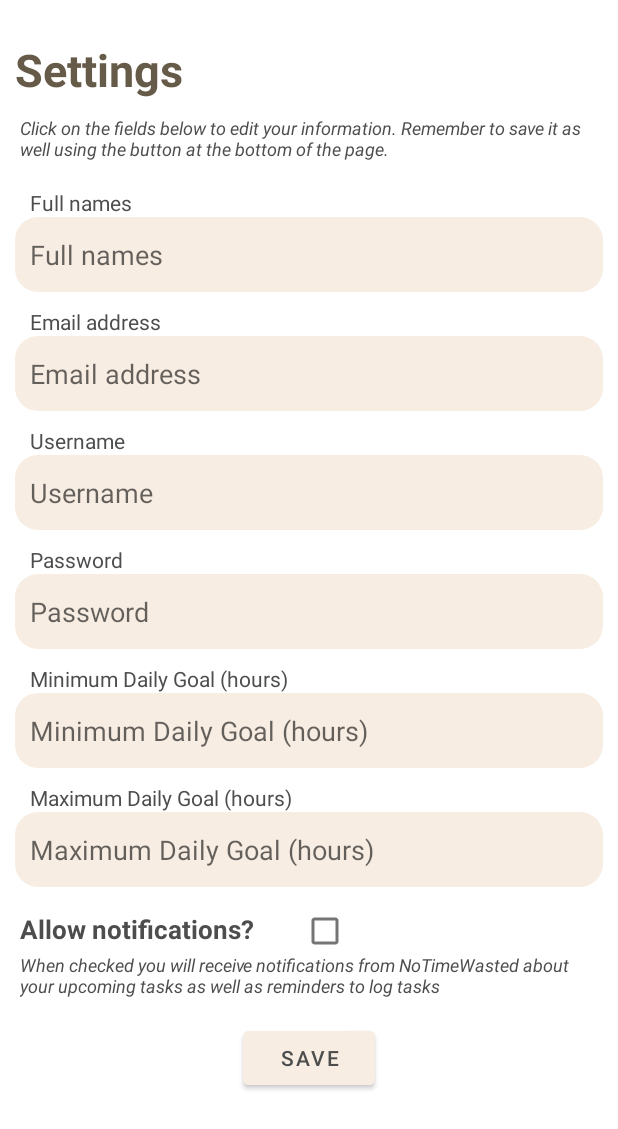
After one commit to RummanaOI/OPSCPOE, an Android app: the layout activity_settings.xml on its own in the app's theme, with its tools: preview values and no code run, on a phone screen of 412 x 824 dp. The commit adds this screen. Shown: the top 1129 px of the screen. Run offline under Robolectric (Android 15) with nearby library versions, the phone set to English and light mode, and no system bars.

Commit message:
Adding Settings
the settings activity

```diff
--- a/app/src/main/AndroidManifest.xml
+++ b/app/src/main/AndroidManifest.xml
@@ -11,6 +11,9 @@
         android:supportsRtl="true"
         android:theme="@style/Theme.OPSCPOE3"
         tools:targetApi="31">
+        <activity
+            android:name=".settings"
+            android:exported="false" />
         <activity
             android:name=".CreateTaskActivity"
             android:exported="false" />
--- /dev/null
+++ b/app/src/main/java/com/example/opscpoe3/SettingsActivity.kt
@@ -0,0 +1,29 @@
+package com.example.opscpoe3
+
+import androidx.appcompat.app.AppCompatActivity
+import android.os.Bundle
+import android.widget.EditText
+
+class settings : AppCompatActivity() {
+
+    private lateinit var edtFullName: EditText
+    private lateinit var edtEmail: EditText
+    private lateinit var edtUsername: EditText
+    private lateinit var edtPassword: EditText
+    private lateinit var edtMinGoal: EditText
+    private lateinit var edtMaxGoal: EditText
+
+    override fun onCreate(savedInstanceState: Bundle?) {
+        super.onCreate(savedInstanceState)
+        setContentView(R.layout.activity_settings)
+
+        // Initialize views
+        edtFullName = findViewById(R.id.edtSettingsFullNames)
+        edtEmail = findViewById(R.id.edtSettingsEmail)
+        edtUsername = findViewById(R.id.edtSettingsUsername)
+        edtPassword = findViewById(R.id.edtSettingsPassword)
+        edtMinGoal = findViewById(R.id.edtSettingsMinGoal)
+        edtMaxGoal = findViewById(R.id.edtSettingsMaxGoal)
+
+    }
+}
--- /dev/null
+++ b/app/src/main/res/layout/activity_settings.xml
@@ -0,0 +1,237 @@
+<?xml version="1.0" encoding="utf-8"?>
+<!-- activity_signup.xml -->
+<!-- activity_signup.xml -->
+
+<RelativeLayout xmlns:android="http://schemas.android.com/apk/res/android"
+    xmlns:tools="http://schemas.android.com/tools"
+    android:layout_width="match_parent"
+    android:layout_height="match_parent"
+    tools:context=".SignUpActivity">
+
+    <TextView
+        android:id="@+id/txtSettingsHeading"
+        android:layout_width="match_parent"
+        android:layout_height="wrap_content"
+        android:layout_centerHorizontal="true"
+        android:layout_marginTop="16dp"
+        android:text="@string/settings_heading"
+        android:textColor="@color/dark_brown"
+        android:textSize="30sp"
+        android:padding="10dp"
+        android:textStyle="bold" />
+
+    <TextView
+        android:id="@+id/txtSettingsExplained"
+        android:layout_width="wrap_content"
+        android:layout_height="wrap_content"
+        android:layout_below="@id/txtSettingsHeading"
+        android:layout_centerHorizontal="true"
+        android:layout_marginBottom="8dp"
+        android:layout_marginHorizontal="13dp"
+        android:text="@string/settings_explained"
+        android:textColor="@color/dark_brown_text"
+        android:textSize="12sp"
+        android:textStyle="italic" />
+
+    <TextView
+        android:id="@+id/txtLabelFullNames"
+        android:layout_width="wrap_content"
+        android:layout_height="wrap_content"
+        android:layout_below="@id/txtSettingsExplained"
+        android:layout_marginStart="20dp"
+        android:layout_marginEnd="10dp"
+        android:layout_marginTop="10dp"
+        android:text="@string/full_names"
+        android:textSize="14sp"
+        android:textColor="@color/dark_brown_text" />
+
+    <EditText
+        android:id="@+id/edtSettingsFullNames"
+        android:layout_width="match_parent"
+        android:layout_height="50dp"
+        android:layout_below="@id/txtLabelFullNames"
+        android:layout_marginStart="10dp"
+        android:layout_marginEnd="10dp"
+        android:hint="@string/full_names"
+        android:inputType="textPersonName|text"
+        android:padding="10dp"
+        android:background="@drawable/rounded_shape"
+        android:backgroundTint="@color/light_brown"
+        android:textColor="@color/dark_brown_text"
+        android:autofillHints="name" />
+
+    <TextView
+        android:id="@+id/txtLabelEmail"
+        android:layout_width="wrap_content"
+        android:layout_height="wrap_content"
+        android:layout_below="@id/edtSettingsFullNames"
+        android:layout_marginStart="20dp"
+        android:layout_marginTop="10dp"
+        android:text="@string/email_address"
+        android:textSize="14sp"
+        android:textColor="@color/dark_brown_text"/>
+
+    <EditText
+        android:id="@+id/edtSettingsEmail"
+        android:layout_width="match_parent"
+        android:layout_height="50dp"
+        android:layout_below="@id/txtLabelEmail"
+        android:layout_marginStart="10dp"
+        android:layout_marginEnd="10dp"
+        android:background="@drawable/rounded_shape"
+        android:backgroundTint="@color/light_brown"
+        android:hint="@string/email_address"
+        android:inputType="textEmailAddress"
+        android:padding="10dp"
+        android:textColor="@color/dark_brown_text"
+        android:autofillHints="emailAddress" />
+
+    <TextView
+        android:id="@+id/txtLabelUsername"
+        android:layout_width="wrap_content"
+        android:layout_height="wrap_content"
+        android:layout_below="@id/edtSettingsEmail"
+        android:layout_marginStart="20dp"
+        android:layout_marginTop="10dp"
+        android:text="@string/username"
+        android:textSize="14sp"
+        android:textColor="@color/dark_brown_text" />
+
+    <EditText
+        android:id="@+id/edtSettingsUsername"
+        android:layout_width="match_parent"
+        android:layout_height="50dp"
+        android:layout_below="@id/txtLabelUsername"
+        android:layout_marginStart="10dp"
+        android:layout_marginEnd="10dp"
+        android:background="@drawable/rounded_shape"
+        android:backgroundTint="@color/light_brown"
+        android:hint="@string/username"
+        android:inputType="text"
+        android:padding="10dp"
+        android:textColor="@color/dark_brown_text"
+        android:autofillHints="username" />
+
+    <TextView
+        android:id="@+id/txtLabelPassword"
+        android:layout_width="wrap_content"
+        android:layout_height="wrap_content"
+        android:layout_below="@id/edtSettingsUsername"
+        android:layout_marginStart="20dp"
+        android:layout_marginTop="10dp"
+        android:text="@string/password"
+        android:textSize="14sp"
+        android:textColor="@color/dark_brown_text" />
+
+    <EditText
+        android:id="@+id/edtSettingsPassword"
+        android:layout_width="match_parent"
+        android:layout_height="50dp"
+        android:layout_below="@id/txtLabelPassword"
+        android:layout_marginStart="10dp"
+        android:layout_marginEnd="10dp"
+        android:background="@drawable/rounded_shape"
+        android:backgroundTint="@color/light_brown"
+        android:hint="@string/password"
+        android:inputType="textPassword"
+        android:padding="10dp"
+        android:textColor="@color/dark_brown_text"
+        android:autofillHints="password" />
+
+    <TextView
+        android:id="@+id/txtLabelMinGoal"
+        android:layout_width="wrap_content"
+        android:layout_height="wrap_content"
+        android:layout_below="@id/edtSettingsPassword"
+        android:layout_marginStart="20dp"
+        android:layout_marginTop="10dp"
+        android:text="@string/hint_min_goal"
+        android:textSize="14sp"
+        android:textColor="@color/dark_brown_text"/>
+
+    <EditText
+        android:id="@+id/edtSettingsMinGoal"
+        android:layout_width="match_parent"
+        android:layout_height="50dp"
+        android:layout_below="@id/txtLabelMinGoal"
+        android:layout_marginStart="10dp"
+        android:layout_marginEnd="10dp"
+        android:background="@drawable/rounded_shape"
+        android:backgroundTint="@color/light_brown"
+        android:hint="@string/hint_min_goal"
+        android:inputType="number"
+        android:padding="10dp"
+        android:textColor="@color/dark_brown_text" />
+
+    <TextView
+        android:id="@+id/txtLabelMaxGoal"
+        android:layout_width="wrap_content"
+        android:layout_height="wrap_content"
+        android:layout_below="@id/edtSettingsMinGoal"
+        android:layout_marginStart="20dp"
+        android:layout_marginTop="10dp"
+        android:text="@string/hint_max_goal"
+        android:textSize="14sp"
+        android:textColor="@color/dark_brown_text" />
+
+    <EditText
+        android:id="@+id/edtSettingsMaxGoal"
+        android:layout_width="match_parent"
+        android:layout_height="50dp"
+        android:layout_below="@id/txtLabelMaxGoal"
+        android:layout_marginStart="10dp"
+        android:layout_marginEnd="10dp"
+        android:background="@drawable/rounded_shape"
+        android:backgroundTint="@color/light_brown"
+        android:hint="@string/hint_max_goal"
+        android:inputType="number"
+        android:padding="10dp"
+        android:textColor="@color/dark_brown_text" />
+
+    <TextView
+        android:id="@+id/txtSettingsNotifications"
+        android:layout_width="wrap_content"
+        android:layout_height="wrap_content"
+        android:layout_below="@id/edtSettingsMaxGoal"
+        android:layout_marginTop="16dp"
+        android:text="@string/settings_notifications"
+        android:textColor="@color/dark_brown_text"
+        android:textSize="17sp"
+        android:layout_marginHorizontal="13dp"
+        android:textStyle="bold" />
+
+    <CheckBox
+        android:id="@+id/chkSettingsNotifications"
+        android:layout_width="wrap_content"
+        android:layout_height="wrap_content"
+        android:layout_toEndOf="@id/txtSettingsNotifications"
+        android:layout_alignBaseline="@id/txtSettingsNotifications"
+        android:layout_marginStart="10dp" />
+
+    <TextView
+        android:id="@+id/txtSettingsNotificationsExplained"
+        android:layout_width="wrap_content"
+        android:layout_height="wrap_content"
+        android:layout_below="@id/txtSettingsNotifications"
+        android:layout_centerHorizontal="true"
+        android:layout_marginTop="3dp"
+        android:layout_marginBottom="8dp"
+        android:layout_marginHorizontal="13dp"
+        android:text="@string/settings_notifications_explained"
+        android:textColor="@color/dark_brown_text"
+        android:textSize="12sp"
+        android:textStyle="italic" />
+
+    <Button
+        android:id="@+id/btnSettingsSave"
+        android:layout_width="wrap_content"
+        android:layout_height="wrap_content"
+        android:layout_below="@id/txtSettingsNotificationsExplained"
+        android:layout_centerHorizontal="true"
+        android:layout_marginTop="8dp"
+        android:backgroundTint="@color/light_brown"
+        android:textColor="@color/dark_brown_text"
+        android:text="@string/save" />
+
+
+</RelativeLayout>
--- a/app/src/main/res/values/strings.xml
+++ b/app/src/main/res/values/strings.xml
@@ -48,4 +48,9 @@
     <string name="task_start_time_hint">Task start time</string>
     <string name="task_end_time_hint">Task end time</string>
     <string name="select_date">Select date</string>
+    <!-- Settings -->
+    <string name="settings_heading">Settings</string>
+    <string name="settings_notifications">Allow notifications?</string>
+    <string name="settings_notifications_explained">When checked you will receive notifications from NoTimeWasted about your upcoming tasks as well as reminders to log tasks</string>
+    <string name="settings_explained">Click on the fields below to edit your information. Remember to save it as well using the button at the bottom of the page.</string>
 </resources>
```
